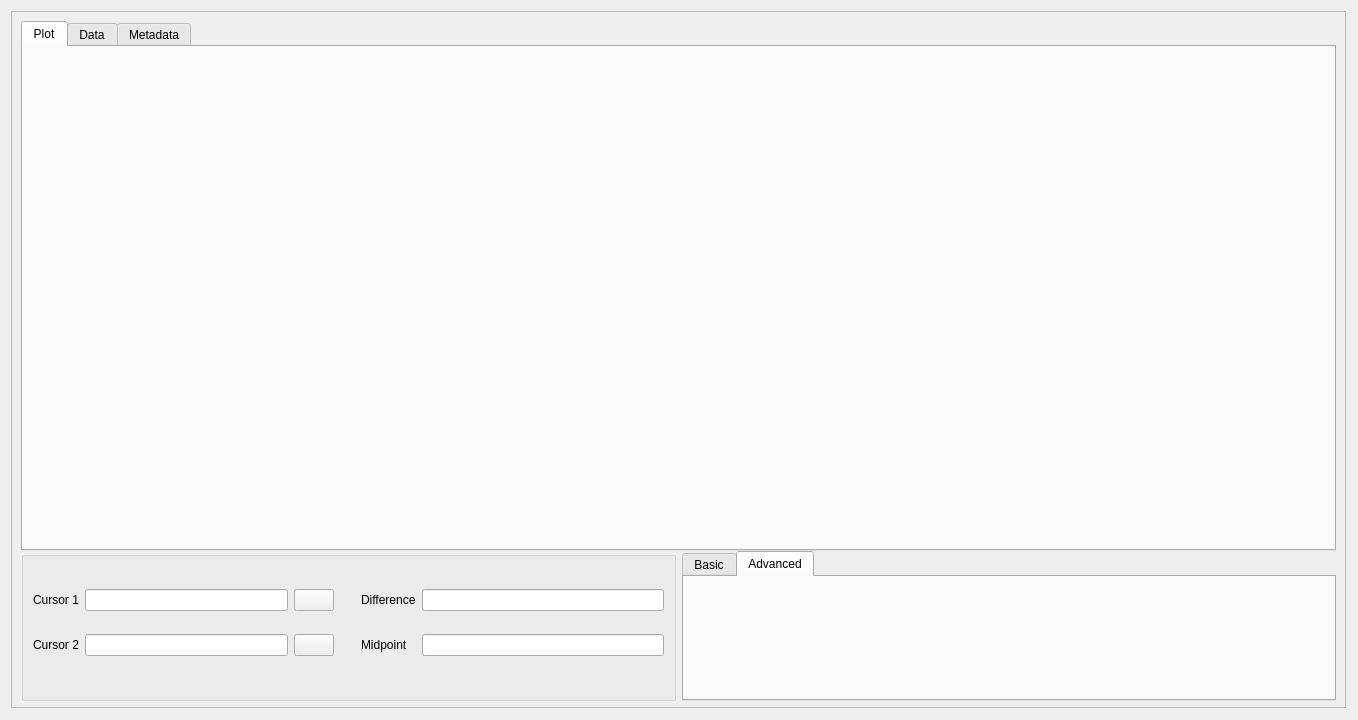
Old version of the form mdaviz/resources/mda_file_viz.ui in the repository BCDA-APS/mdaviz.
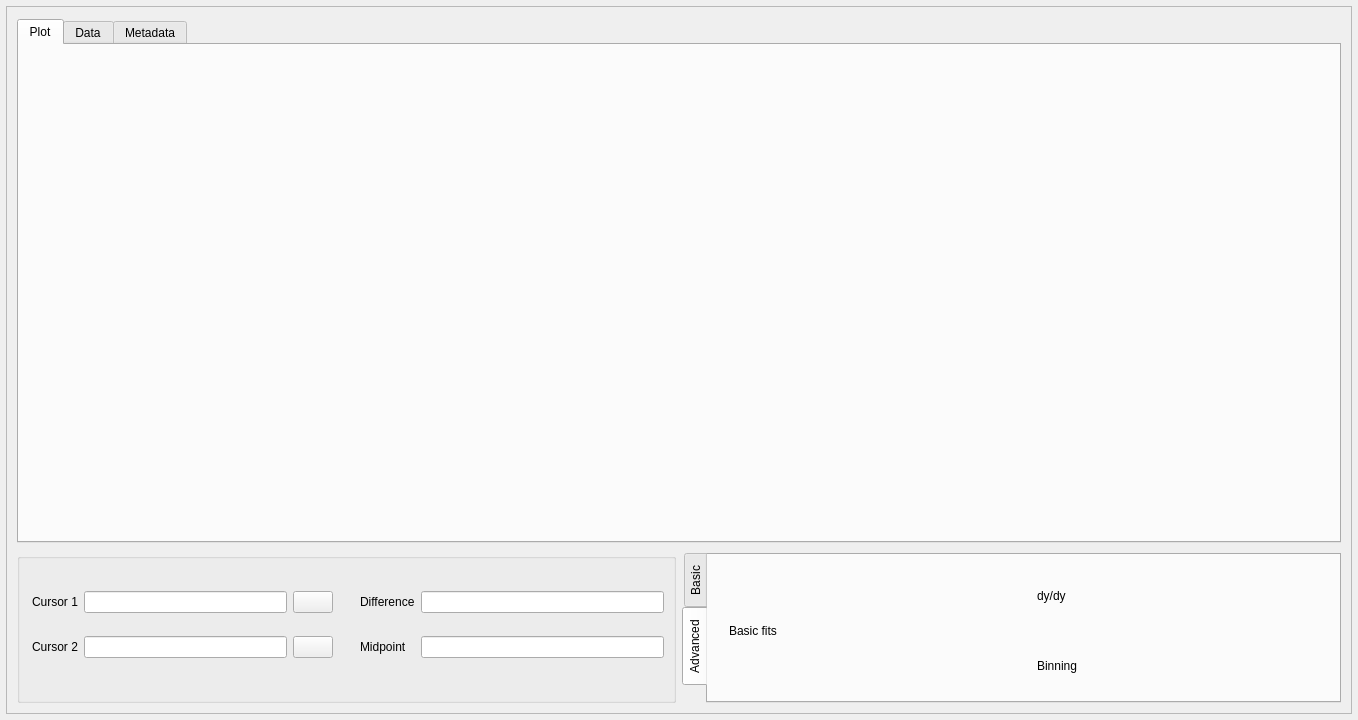
New version of the form. The open tabs and pages were chosen to show the change. Icons and pictures are not drawn.

Commit message: # 67 rearange UIs and reduce margins

```diff
--- a/mdaviz/resources/mda_file_viz.ui
+++ b/mdaviz/resources/mda_file_viz.ui
@@ -17,11 +17,17 @@
    <property name="spacing">
     <number>-1</number>
    </property>
+   <property name="leftMargin">
+    <number>6</number>
+   </property>
+   <property name="topMargin">
+    <number>6</number>
+   </property>
    <property name="rightMargin">
-    <number>12</number>
+    <number>6</number>
    </property>
    <property name="bottomMargin">
-    <number>12</number>
+    <number>6</number>
    </property>
    <item>
     <widget class="QScrollArea" name="scrollArea">
@@ -36,16 +42,25 @@
        <rect>
         <x>0</x>
         <y>0</y>
-        <width>1332</width>
-        <height>694</height>
+        <width>1344</width>
+        <height>706</height>
        </rect>
       </property>
       <layout class="QVBoxLayout" name="verticalLayout">
        <property name="spacing">
-        <number>0</number>
+        <number>10</number>
+       </property>
+       <property name="leftMargin">
+        <number>10</number>
+       </property>
+       <property name="topMargin">
+        <number>12</number>
+       </property>
+       <property name="rightMargin">
+        <number>10</number>
        </property>
        <property name="bottomMargin">
-        <number>6</number>
+        <number>10</number>
        </property>
        <item>
         <widget class="QTabWidget" name="tabWidget">
@@ -57,6 +72,15 @@
            <string>Plot</string>
           </attribute>
           <layout class="QVBoxLayout" name="verticalLayout_3">
+           <property name="leftMargin">
+            <number>12</number>
+           </property>
+           <property name="rightMargin">
+            <number>12</number>
+           </property>
+           <property name="bottomMargin">
+            <number>12</number>
+           </property>
            <item>
             <widget class="QWidget" name="plotMPL" native="true"/>
            </item>
@@ -155,6 +179,9 @@
              <string/>
             </property>
             <layout class="QHBoxLayout" name="horizontalLayout_3">
+             <property name="leftMargin">
+              <number>12</number>
+             </property>
              <item>
               <widget class="QWidget" name="leftCol" native="true">
                <layout class="QGridLayout" name="gridLayout">
@@ -316,9 +343,18 @@
               <height>0</height>
              </size>
             </property>
+            <property name="tabPosition">
+             <enum>QTabWidget::West</enum>
+            </property>
+            <property name="tabShape">
+             <enum>QTabWidget::Rounded</enum>
+            </property>
             <property name="currentIndex">
              <number>0</number>
             </property>
+            <property name="tabsClosable">
+             <bool>false</bool>
+            </property>
             <widget class="QWidget" name="basicTab">
              <attribute name="title">
               <string>Basic</string>
@@ -523,7 +559,101 @@
              <attribute name="title">
               <string>Advanced</string>
              </attribute>
-             <layout class="QGridLayout" name="gridlayout_3"/>
+             <layout class="QVBoxLayout" name="verticalLayout_1">
+              <property name="spacing">
+               <number>0</number>
+              </property>
+              <property name="leftMargin">
+               <number>12</number>
+              </property>
+              <property name="topMargin">
+               <number>5</number>
+              </property>
+              <property name="bottomMargin">
+               <number>0</number>
+              </property>
+              <item>
+               <widget class="QWidget" name="BasicOps" native="true">
+                <layout class="QGridLayout" name="gridlayout_2">
+                 <property name="leftMargin">
+                  <number>0</number>
+                 </property>
+                 <property name="topMargin">
+                  <number>0</number>
+                 </property>
+                 <property name="rightMargin">
+                  <number>0</number>
+                 </property>
+                 <property name="bottomMargin">
+                  <number>0</number>
+                 </property>
+                 <item row="1" column="0">
+                  <widget class="QWidget" name="minMax" native="true">
+                   <layout class="QGridLayout" name="gridLayout_3">
+                    <property name="topMargin">
+                     <number>0</number>
+                    </property>
+                    <property name="bottomMargin">
+                     <number>0</number>
+                    </property>
+                    <property name="horizontalSpacing">
+                     <number>-1</number>
+                    </property>
+                    <property name="verticalSpacing">
+                     <number>0</number>
+                    </property>
+                    <item row="0" column="0">
+                     <widget class="QLabel" name="offset_label">
+                      <property name="toolTip">
+                       <string>(x,y) coordinates for MIN</string>
+                      </property>
+                      <property name="text">
+                       <string>Basic fits</string>
+                      </property>
+                     </widget>
+                    </item>
+                   </layout>
+                  </widget>
+                 </item>
+                 <item row="1" column="1">
+                  <widget class="QWidget" name="comMean" native="true">
+                   <layout class="QGridLayout" name="gridLayout_4">
+                    <property name="topMargin">
+                     <number>0</number>
+                    </property>
+                    <property name="bottomMargin">
+                     <number>0</number>
+                    </property>
+                    <property name="horizontalSpacing">
+                     <number>-1</number>
+                    </property>
+                    <property name="verticalSpacing">
+                     <number>0</number>
+                    </property>
+                    <item row="0" column="0">
+                     <widget class="QLabel" name="com_label">
+                      <property name="toolTip">
+                       <string>Centor of mass abscissa</string>
+                      </property>
+                      <property name="text">
+                       <string>dy/dy</string>
+                      </property>
+                     </widget>
+                    </item>
+                    <item row="1" column="0">
+                     <widget class="QLabel" name="Mean_label">
+                      <property name="text">
+                       <string>Binning</string>
+                      </property>
+                     </widget>
+                    </item>
+                   </layout>
+                  </widget>
+                 </item>
+                </layout>
+               </widget>
+              </item>
+             </layout>
             </widget>
            </widget>
           </item>
```
Left out of the diff: 7 changed lines with no effect on the pictures. The commit also changes 3 other files.
